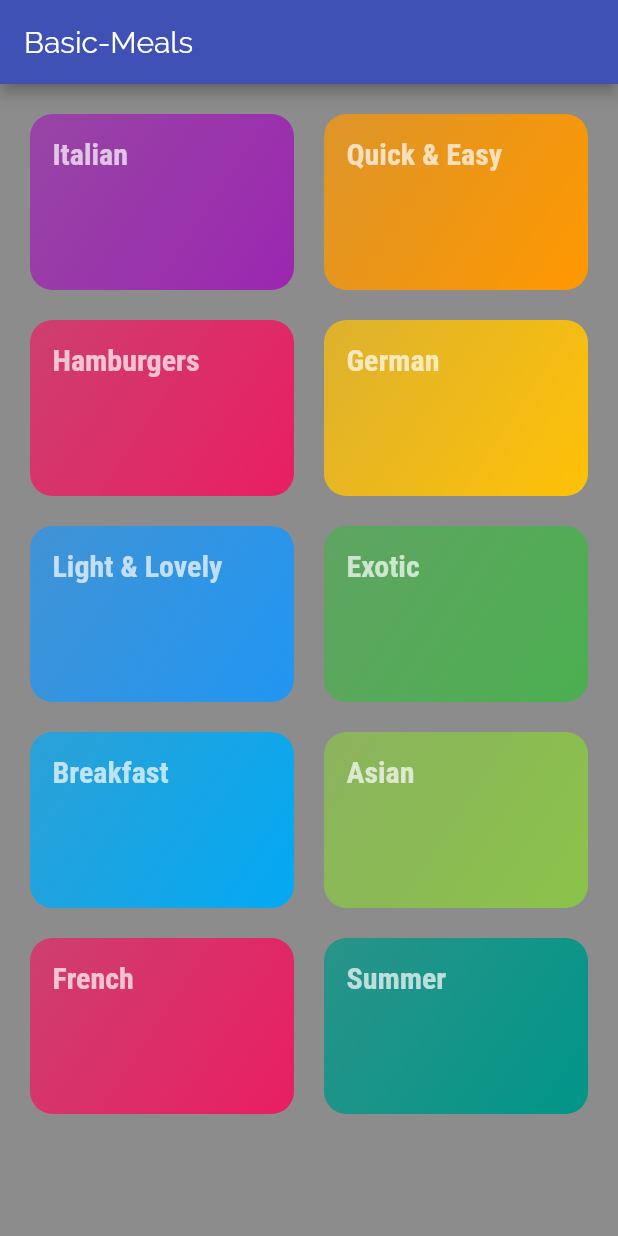
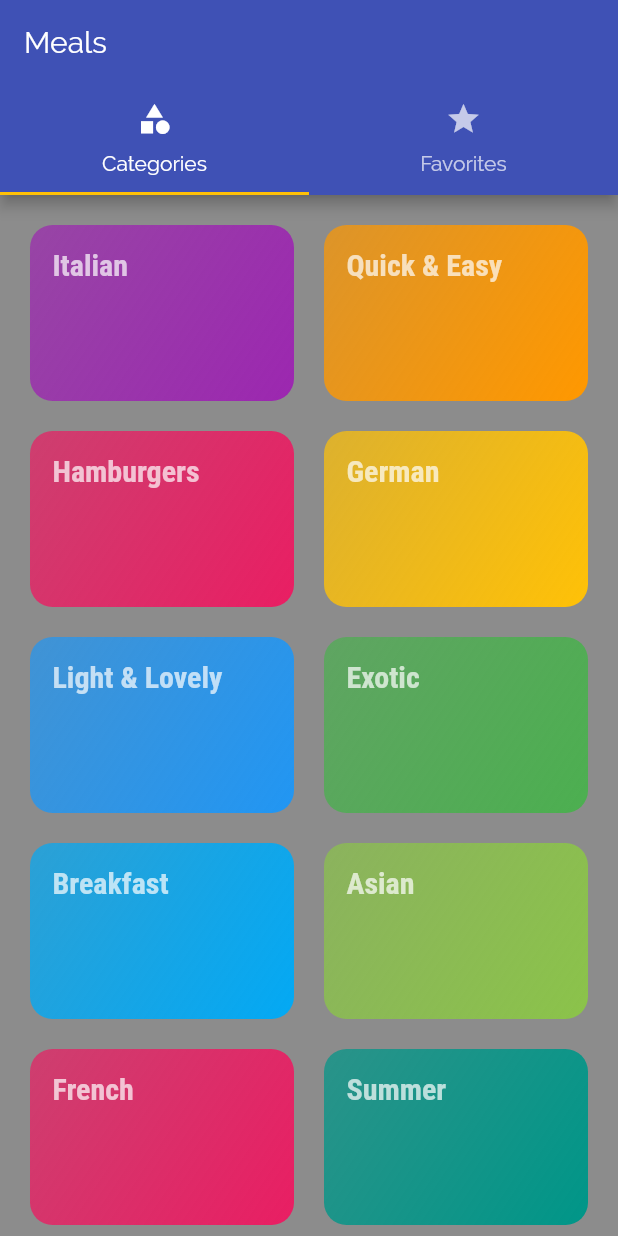
Before and after one commit to manlikeked1/Meal-App, a Flutter app: the screen it shows after launch, on a phone screen of 412 x 824 dp. Run offline on Flutter 3.47's test engine with Material 2 defaults, Android fonts, the phone set to English and light mode, and no system bars.

Commit message:
Added a tab bar and made some minor commits

```diff
--- a/lib/main.dart
+++ b/lib/main.dart
@@ -1,5 +1,6 @@
 import 'package:flutter/material.dart';
 
+import './screens/tabs_screen.dart';
 import './screens/meal_detail_page.dart';
 import './screens/category_meals_page.dart';
 import './screens/categories_page.dart';
@@ -43,7 +44,7 @@ class MyApp extends StatelessWidget {
       routes: {
         //Using named routes is more preferable//This is a route table
         '/': (ctx) =>
-            CategoriesPage(), //This also makes the Category Screen/Page to become the homepage but this method is used in the 'named route' method
+            TabsScreen(), //This also makes the Tabs Screen/Page to become the homepage but this method is used in the 'named route' method
         CategoryMealsPage.routeName: (ctx) => CategoryMealsPage(),
         MealDetailPage.routeName: (ctx) => MealDetailPage()
       }, //This 'routes' feature helps to set up routes easily. It is better to set up routes like this incase the project you're working on is a large one.
@@ -52,7 +53,7 @@ class MyApp extends StatelessWidget {
       //   return MaterialPageRoute(builder: (ctx) => CategoriesPage())
       // },//This takes a function. This is used in scenarios where you build highly dynamic applications  where you have route names that are generated dynamically during the lifetime of the app and hence you can know them in advance when you building the app
       onUnknownRoute: (settings) {
-        return MaterialPageRoute(builder: (ctx) => CategoriesPage());
+        return MaterialPageRoute(builder: (ctx) => TabsScreen());
       }, //This does not take a function. It also takes a anonymous function
       //'onUnknownRoute' is reached when flutter failed to build a page or screen with all other measures
       //In other words, when you define nothing as a root route, if you don't use 'onGenerateRoute' then in the end as a last resort before it throws an error, Flutter will try to use onUknownRoute to show something on the screen
--- a/lib/screens/categories_page.dart
+++ b/lib/screens/categories_page.dart
@@ -5,11 +5,7 @@ import '../dummy_data.dart';
 class CategoriesPage extends StatelessWidget {
   @override
   Widget build(BuildContext context) {
-    return Scaffold(
-      appBar: AppBar(
-        title: const Text('Basic-Meals'), //Title that appears on the appBar
-      ),
-      body: GridView(
+    return GridView(
       padding: const EdgeInsets.all(20), //Provides an all round padding of 20
       gridDelegate: SliverGridDelegateWithMaxCrossAxisExtent(
           // Special function in flutter that helps to arrange items in grid form
@@ -30,7 +26,6 @@ class CategoriesPage extends StatelessWidget {
                 //This provides a mapping function to the 'color' in 'Dummy Data'
               ))
           .toList(),
-      ),
     );
   }
 }
--- /dev/null
+++ b/lib/screens/favorites_page.dart
@@ -0,0 +1,10 @@
+import 'package:flutter/material.dart';
+
+class FavoritesPage extends StatelessWidget {
+  @override
+  Widget build(BuildContext context) {
+    return Center(
+      child: Text('The Favourites'),
+    );
+  }
+}
--- /dev/null
+++ b/lib/screens/tabs_screen.dart
@@ -0,0 +1,41 @@
+//This whole screen represents the homepage of the application.
+
+import 'package:flutter/material.dart';
+
+import '../screens/favorites_page.dart';
+import '../screens/categories_page.dart';
+
+class TabsScreen extends StatefulWidget {
+  @override
+  _TabsScreenState createState() => _TabsScreenState();
+}
+
+class _TabsScreenState extends State<TabsScreen> {
+  @override
+  Widget build(BuildContext context) {
+    return DefaultTabController(
+      //This is responsible for adding a 'Tab Bar' at the top of the project, just beneath the appbar
+      length:
+          2, //This helps us to defiine the amount of tabs that we want in the project. Hence the number 2, which means that we want 2 tabs
+      initialIndex: 0,
+      child: Scaffold(
+        appBar: AppBar(
+            title: Text('Meals'),
+            bottom: TabBar(tabs: <Widget>[
+              Tab(
+                  icon: Icon(Icons.category),
+                  text:
+                      'Categories'), //This is responsible for the Categories tab. This feature is an inbuilt feature in flutter
+              Tab(
+                  icon: Icon(Icons.star),
+                  text:
+                      'Favorites'), //This is responsible for the Favorites tab. This feature is an inbuilt feature in flutter
+            ])),
+        body: TabBarView(children: <Widget>[
+          CategoriesPage(),
+          FavoritesPage()
+        ]), //Note: Always arrange the screens in the way in which you want them to be arranged. Let the arrangement here correspond with yur arrangement in yoor 'tab()' section above
+      ),
+    );
+  }
+}
```
Lines whose indentation alone changed are shown as unchanged.
